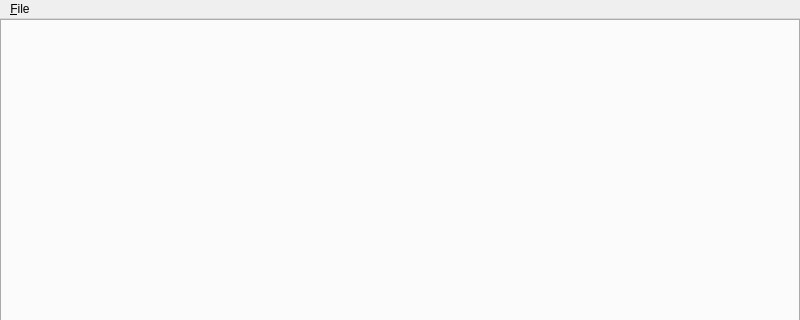
Qt form gui/MainWindow.ui (nullobsi/clight-gui) before a commit; both pictures show x 0 to 800 and y 0 to 320 of the 800 by 600 pixel window.
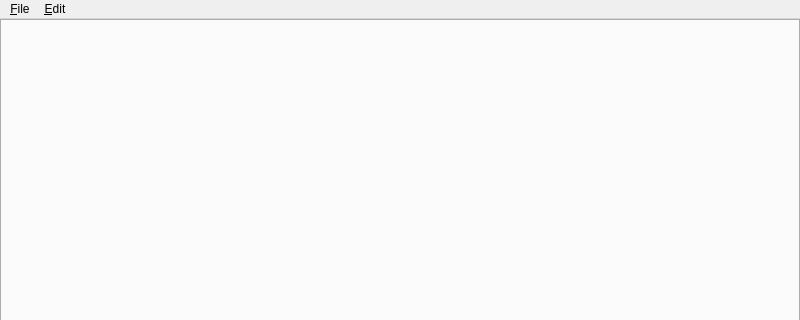
The same form after that commit.

Commit message: add more options to menu dropdowns

Diff of the .ui file:
```diff
--- a/gui/MainWindow.ui
+++ b/gui/MainWindow.ui
@@ -51,7 +51,16 @@
     </property>
     <addaction name="actionSave"/>
    </widget>
+   <widget class="QMenu" name="menu_Edit">
+    <property name="title">
+     <string>&amp;Edit</string>
+    </property>
+    <addaction name="actionInhibit"/>
+    <addaction name="actionCapture"/>
+    <addaction name="actionPause"/>
+   </widget>
    <addaction name="menuFile"/>
+   <addaction name="menu_Edit"/>
   </widget>
   <widget class="QStatusBar" name="statusbar"/>
   <action name="actionSave">
```
Left out of the diff: 21 changed lines with no effect on the pictures. The commit also changes 3 other files.
